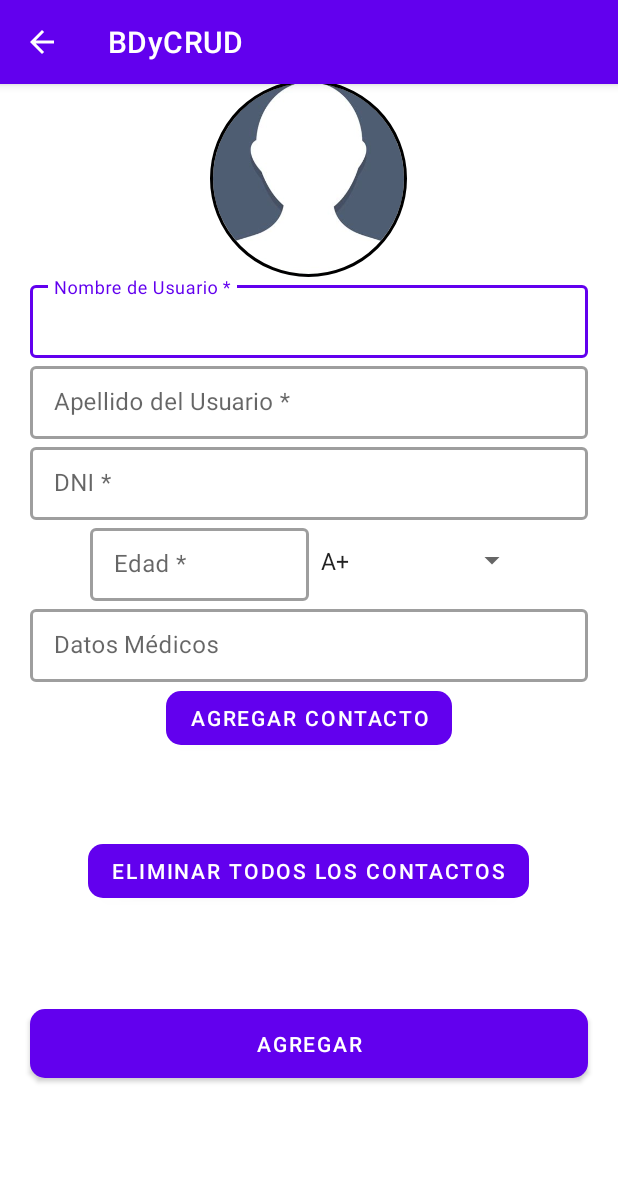
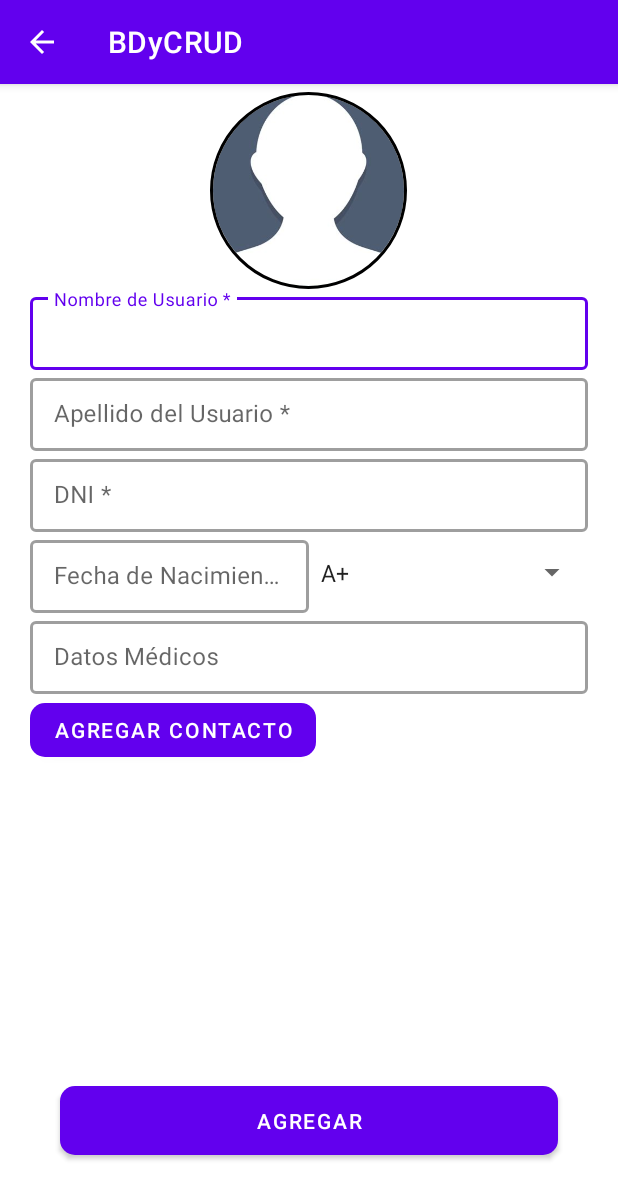
Before and after one commit to EvelynKovacs/DS-AutoAlert, an Android app: the AddProjectActivity screen opened directly, with no data from a screen before it, on a phone screen of 412 x 824 dp. Shown: the top 1199 px of the screen. Run offline under Robolectric (Android 15) with nearby library versions, the phone set to English and light mode, and no system bars; our stand-ins replace CircleImageView, Room's generated code; 3 statements that could not run were skipped.

Commit message:
Pantalla con fecha de Nacimiento y poder eliminar uno por uno los contactos

```diff
--- a/app/src/main/java/com/example/autoalert/data/local/database/AppDatabase.java
+++ b/app/src/main/java/com/example/autoalert/data/local/database/AppDatabase.java
@@ -11,7 +11,7 @@ import com.example.autoalert.data.local.dao.ProjectDao;
 import com.example.autoalert.model.Converters;
 import com.example.autoalert.model.entities.ProjectModel;
 
-@Database(entities = {ProjectModel.class}, exportSchema = false, version = 5)
+@Database(entities = {ProjectModel.class}, exportSchema = false, version = 6)
 @TypeConverters({Converters.class})
 public abstract class AppDatabase extends RoomDatabase {
 
--- a/app/src/main/java/com/example/autoalert/viewmodel/ProjectViewModel.java
+++ b/app/src/main/java/com/example/autoalert/viewmodel/ProjectViewModel.java
@@ -52,7 +52,9 @@ public class ProjectViewModel extends AndroidViewModel {
                 Log.d("UserExistsDebug", "Usuario: " + project.getNombreUsuario() +
                         ", Apellido: " + project.getApellidoUsuario() +
                         ", DNI: " + project.getDni() +
-                        ", UsuarioID: " + project.getUsuarioId());
+                        ", UsuarioID: " + project.getUsuarioId() +
+                        ", Grupo Sanguineo: " + project.getGrupoSanguineo()+
+                        ", Contactos: "+ project.getContactos());
             }
 
             Log.d("Actualizando Usuario", "Usuario: " + nombreUsuario +
--- a/app/src/main/res/layout/activity_add_project.xml
+++ b/app/src/main/res/layout/activity_add_project.xml
@@ -8,29 +8,30 @@
     android:weightSum="2"
     tools:context=".view.activities.AddProjectActivity">
 
+    <ScrollView
+        android:layout_width="match_parent"
+        android:layout_height="match_parent"
+        android:layout_weight="1.5"
+        android:fillViewport="true">
+        <!-- ScrollView now has only one child -->
         <LinearLayout
             android:layout_width="match_parent"
-        android:layout_height="0dp"
+            android:layout_height="wrap_content"
             android:layout_marginHorizontal="20dp"
-        android:layout_weight="1.5"
-        android:gravity="center"
             android:orientation="vertical">
 
             <de.hdodenhof.circleimageview.CircleImageView
                 android:id="@+id/profile_img"
                 android:layout_width="171dp"
                 android:layout_height="131dp"
+                android:layout_gravity="center"
                 android:layout_marginTop="5dp"
                 android:src="@drawable/profile"
                 app:civ_border_color="#FF000000"
-            app:civ_border_width="2dp"
-            app:layout_constraintEnd_toEndOf="parent"
-            app:layout_constraintStart_toStartOf="parent"
-            app:layout_constraintTop_toTopOf="parent" />
+                app:civ_border_width="2dp" />
 
 
             <!-- Nombre de Usuario -->
-
             <com.google.android.material.textfield.TextInputLayout
                 style="@style/Widget.MaterialComponents.TextInputLayout.OutlinedBox.Dense"
                 android:layout_width="match_parent"
@@ -64,9 +65,6 @@
                     android:inputType="text|textCapSentences" />
             </com.google.android.material.textfield.TextInputLayout>
 
-
-
-
             <!-- Documento -->
             <com.google.android.material.textfield.TextInputLayout
                 style="@style/Widget.MaterialComponents.TextInputLayout.OutlinedBox.Dense"
@@ -84,20 +82,12 @@
                     android:inputType="number" />
             </com.google.android.material.textfield.TextInputLayout>
 
-        <!-- Edad -->
-        <LinearLayout
-            android:layout_width="match_parent"
-            android:layout_height="wrap_content"
-            android:orientation="horizontal"
-            android:weightSum="2"
-            android:layout_marginHorizontal="20dp">
-
             <!-- Edad y Grupo Sanguíneo -->
             <LinearLayout
                 android:layout_width="match_parent"
                 android:layout_height="wrap_content"
                 android:orientation="horizontal"
-                android:layout_marginHorizontal="20dp">
+                android:weightSum="2">
 
                 <!-- Edad -->
                 <com.google.android.material.textfield.TextInputLayout
@@ -110,11 +100,12 @@
                     app:hintAnimationEnabled="true">
 
                     <com.google.android.material.textfield.TextInputEditText
-                        android:id="@+id/edtEdad"
+                        android:id="@+id/edtFechaNacimiento"
                         android:layout_width="match_parent"
                         android:layout_height="wrap_content"
-                        android:hint="Edad *"
-                        android:inputType="number" />
+                        android:hint="Fecha de Nacimiento *"
+                        android:focusable="false"
+                        android:clickable="true" />
                 </com.google.android.material.textfield.TextInputLayout>
 
                 <!-- Grupo Sanguíneo -->
@@ -133,8 +124,6 @@
                 </com.google.android.material.textfield.TextInputLayout>
 
             </LinearLayout>
-        </LinearLayout>
-
 
             <!-- Datos Médicos -->
             <com.google.android.material.textfield.TextInputLayout
@@ -153,7 +142,6 @@
                     android:inputType="text" />
             </com.google.android.material.textfield.TextInputLayout>
 
-
             <!-- Contactos -->
             <com.google.android.material.button.MaterialButton
                 android:id="@+id/btnAddContact"
@@ -163,41 +151,19 @@
                 app:cornerRadius="10dp"
                 app:elevation="10dp" />
 
+            <!-- RecyclerView para mostrar los contactos -->
+            <androidx.recyclerview.widget.RecyclerView
+                android:id="@+id/recyclerViewContacts"
+                android:layout_width="match_parent"
+                android:layout_height="157dp"
+                android:padding="16dp"
+                android:scrollbars="vertical" />
 
-        <TextView
-            android:id="@+id/edtContactNames"
-            android:layout_width="match_parent"
-            android:layout_height="wrap_content"
-            android:padding="16dp"
-            android:text=""
-            android:textSize="16sp" />
-
-
-        <com.google.android.material.button.MaterialButton
-            android:id="@+id/btnEliminarContacto"
-            android:layout_width="wrap_content"
-            android:layout_height="wrap_content"
-            android:text="Eliminar Todos los Contactos"
-            app:cornerRadius="10dp"
-            app:elevation="10dp" />
-
-        <LinearLayout
-            android:layout_width="match_parent"
-            android:layout_height="wrap_content"
-            android:layout_marginVertical="10dp"
-            android:baselineAligned="false"
-            android:orientation="horizontal"
-            android:weightSum="2">
-
-        </LinearLayout>
-
-    </LinearLayout>
 
             <RelativeLayout
                 android:layout_width="match_parent"
-        android:layout_height="0dp"
-        android:layout_weight="0.5"
-        android:layout_marginTop="20dp"> <!-- Ajusta este valor para mover más abajo -->
+                android:layout_height="wrap_content"
+                android:layout_marginTop="20dp">
 
                 <com.google.android.material.button.MaterialButton
                     android:id="@+id/btnAddProject"
@@ -215,15 +181,16 @@
                     android:id="@+id/btnDeleteProject"
                     android:layout_width="match_parent"
                     android:layout_height="wrap_content"
+                    android:layout_below="@id/btnAddProject"
                     android:layout_marginHorizontal="20dp"
-            android:layout_below="@id/btnAddProject"
                     android:layout_marginTop="20dp"
                     android:maxLines="1"
                     android:padding="13dp"
                     android:text="Eliminar"
                     app:cornerRadius="10dp"
-            app:elevation="10dp" /> <!-- Puedes ponerlo visible cuando sea necesario -->
-
+                    app:elevation="10dp" />
             </RelativeLayout>
 
         </LinearLayout>
+    </ScrollView>
+</LinearLayout>
--- a/app/src/main/res/layout/project_item_layout.xml
+++ b/app/src/main/res/layout/project_item_layout.xml
@@ -49,7 +49,7 @@
                 android:layout_alignStart="@+id/txtPName"
                 android:layout_marginEnd="10dp"
                 android:drawablePadding="5dp"
-                android:text="@{String.valueOf(projectModel.edad) ,default=Edad}"
+                android:text="@{String.valueOf(projectModel.dni) ,default=DNI}"
                 android:textSize="15dp"
                 android:textStyle="bold"
                 app:drawableTint="#000000" />
```
Also changed, not shown: app/src/main/java/com/example/autoalert/model/entities/ProjectModel.java (+26 -5 lines), app/src/main/java/com/example/autoalert/view/activities/AddProjectActivity.java (+152 -70 lines). Lines whose indentation alone changed are shown as unchanged.
